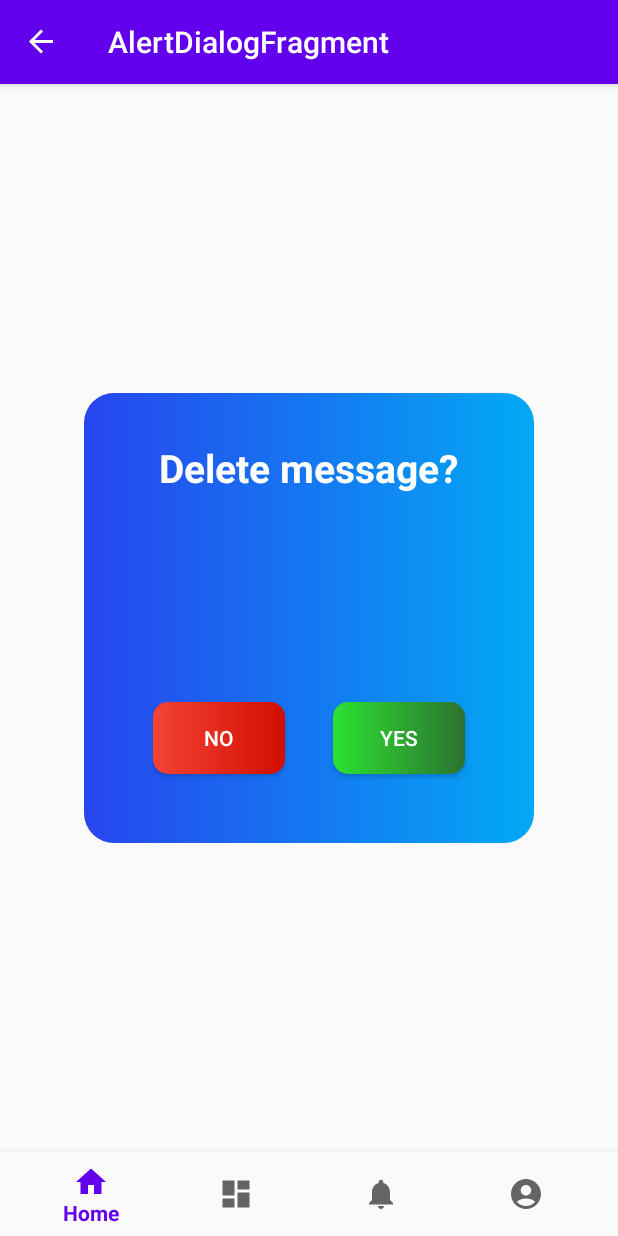
After one commit to AsanTU/TaskManager_4mon, an Android app: the AlertDialogFragment screen opened through its navigation route, on a phone screen of 412 x 824 dp. The commit adds this screen. Run offline under Robolectric (Android 15) with nearby library versions, the light colour scheme and no system bars; our stand-ins replace navigation-ui; pictures from the network do not load; 1 statement that could not run was skipped.

Commit message:
a lot changes

```diff
--- a/app/src/main/AndroidManifest.xml
+++ b/app/src/main/AndroidManifest.xml
@@ -4,6 +4,7 @@
     <uses-permission android:name="android.permission.INTERNET"/>
 
     <application
+        android:name=".App"
         android:allowBackup="true"
         android:dataExtractionRules="@xml/data_extraction_rules"
         android:fullBackupContent="@xml/backup_rules"
--- a/app/src/main/java/com/example/taskmanager_4mon/model/Task.kt
+++ b/app/src/main/java/com/example/taskmanager_4mon/model/Task.kt
@@ -1,8 +1,12 @@
 package com.example.taskmanager_4mon.model
 
+import androidx.room.Entity
+import androidx.room.PrimaryKey
 import java.io.Serializable
 
+@Entity
 data class Task(
+    @PrimaryKey(autoGenerate = true) val uid: Int? = null,
     val title: String? = null,
     val desc: String? = null,
 ) : Serializable
--- /dev/null
+++ b/app/src/main/java/com/example/taskmanager_4mon/ui/alertdialog/AlertDialogFragment.kt
@@ -0,0 +1,27 @@
+package com.example.taskmanager_4mon.ui.alertdialog
+
+import android.os.Bundle
+import androidx.fragment.app.Fragment
+import android.view.LayoutInflater
+import android.view.View
+import android.view.ViewGroup
+import com.example.taskmanager_4mon.R
+import com.example.taskmanager_4mon.databinding.FragmentAlertDiaologBinding
+
+class AlertDialogFragment : Fragment() {
+
+    private lateinit var binding: FragmentAlertDiaologBinding
+
+    override fun onCreateView(
+        inflater: LayoutInflater, container: ViewGroup?,
+        savedInstanceState: Bundle?
+    ): View? {
+        // Inflate the layout for this fragment
+        return inflater.inflate(R.layout.fragment_alert_diaolog, container, false)
+    }
+
+    override fun onViewCreated(view: View, savedInstanceState: Bundle?) {
+        super.onViewCreated(view, savedInstanceState)
+
+    }
+}
--- a/app/src/main/java/com/example/taskmanager_4mon/ui/task/TaskFragment.kt
+++ b/app/src/main/java/com/example/taskmanager_4mon/ui/task/TaskFragment.kt
@@ -10,6 +10,7 @@ import android.widget.Toast
 import androidx.core.os.bundleOf
 import androidx.fragment.app.setFragmentResult
 import androidx.navigation.fragment.findNavController
+import com.example.taskmanager_4mon.App
 import com.example.taskmanager_4mon.databinding.FragmentTaskBinding
 import com.example.taskmanager_4mon.model.Task
 
@@ -46,6 +47,7 @@ class TaskFragment : Fragment() {
             title = binding.etTitle.text.toString(),
             desc = binding.etDesc.text.toString()
         )
+        App.db.taskDao().insert(data)
         if (!isEditText(binding.etTitle)) {
             setFragmentResult(TASK_RESULT_KEY, bundleOf(TASK_KEY to data))
             findNavController().navigateUp()
--- /dev/null
+++ b/app/src/main/res/drawable/gradient_btn_dialog.xml
@@ -0,0 +1,7 @@
+<?xml version="1.0" encoding="utf-8"?>
+<shape xmlns:android="http://schemas.android.com/apk/res/android">
+<gradient android:startColor="@color/green"
+    android:endColor="@color/green2"/>
+
+    <corners android:radius="10dp"/>
+</shape>
--- /dev/null
+++ b/app/src/main/res/drawable/gradient_dialog.xml
@@ -0,0 +1,7 @@
+<?xml version="1.0" encoding="utf-8"?>
+<shape xmlns:android="http://schemas.android.com/apk/res/android">
+    <gradient
+        android:endColor="@color/perple"
+        android:startColor="@color/perple2" />
+    <corners android:radius="20dp" />
+</shape>
--- /dev/null
+++ b/app/src/main/res/drawable/gradient_no_dialog.xml
@@ -0,0 +1,7 @@
+<?xml version="1.0" encoding="utf-8"?>
+<shape xmlns:android="http://schemas.android.com/apk/res/android">
+    <gradient
+        android:endColor="@color/red2"
+        android:startColor="@color/red" />
+    <corners android:radius="10dp"/>
+</shape>
--- /dev/null
+++ b/app/src/main/res/layout/fragment_alert_diaolog.xml
@@ -0,0 +1,49 @@
+<?xml version="1.0" encoding="utf-8"?>
+<FrameLayout xmlns:android="http://schemas.android.com/apk/res/android"
+    android:layout_width="match_parent"
+    android:layout_height="match_parent"
+    xmlns:app="http://schemas.android.com/apk/res-auto">
+
+    <ImageView
+        android:id="@+id/iv_dialog"
+        android:layout_width="300dp"
+        android:layout_height="300dp"
+        android:layout_gravity="center"
+        app:layout_constraintBottom_toBottomOf="parent"
+        android:background="@drawable/gradient_dialog"/>
+
+    <TextView
+        android:layout_width="wrap_content"
+        android:layout_height="wrap_content"
+        android:id="@+id/tv_dialog"
+        android:text="Delete message?"
+        android:layout_gravity="center"
+        android:layout_marginBottom="100dp"
+        android:textColor="@color/white"
+        android:textSize="26dp"
+        android:textStyle="bold"
+        android:gravity="center"/>
+
+    <Button
+        android:layout_width="wrap_content"
+        android:layout_height="wrap_content"
+        android:id="@+id/btn_yes"
+        android:background="@drawable/gradient_btn_dialog"
+        android:layout_gravity="center"
+        android:layout_marginStart="60dp"
+        android:layout_marginTop="80dp"
+        android:text="yes"
+        android:textColor="@color/white"/>
+
+    <Button
+        android:layout_width="wrap_content"
+        android:layout_height="wrap_content"
+        android:id="@+id/btn_no"
+        android:background="@drawable/gradient_no_dialog"
+        android:layout_gravity="center"
+        android:layout_marginEnd="60dp"
+        android:layout_marginTop="80dp"
+        android:text="no"
+        android:textColor="@color/white"/>
+
+</FrameLayout>
--- a/app/src/main/res/layout/fragment_home.xml
+++ b/app/src/main/res/layout/fragment_home.xml
@@ -3,7 +3,7 @@
     xmlns:app="http://schemas.android.com/apk/res-auto"
     xmlns:tools="http://schemas.android.com/tools"
     android:layout_width="match_parent"
-    android:background="@color/black"
+    android:background="@color/white"
     android:layout_height="match_parent"
     tools:context=".ui.home.HomeFragment">
 
--- a/app/src/main/res/navigation/mobile_navigation.xml
+++ b/app/src/main/res/navigation/mobile_navigation.xml
@@ -37,4 +37,8 @@
         android:name="com.example.taskmanager_4mon.ui.profile.ProfileFragment"
         android:label="Profile"
         tools:layout="@layout/fragment_profile" />
+    <fragment
+        android:id="@+id/alertDialogFragment"
+        android:name="com.example.taskmanager_4mon.ui.alertdialog.AlertDialogFragment"
+        android:label="AlertDialogFragment" />
 </navigation>
--- a/app/src/main/res/values/colors.xml
+++ b/app/src/main/res/values/colors.xml
@@ -10,4 +10,7 @@
     <color name="red">#F44336</color>
     <color name="perple">#03A9F4</color>
     <color name="perple2">#2745EE</color>
+    <color name="green">#2CE233</color>
+    <color name="green2">#2C722F</color>
+    <color name="red2">#D10E00</color>
 </resources>
```
Also changed, not shown: app/build.gradle.kts (+7 -0 lines), app/src/main/java/com/example/taskmanager_4mon/App.kt (added, +20 -0 lines), app/src/main/java/com/example/taskmanager_4mon/data/local/db/AppDatabase.kt (added, +10 -0 lines), app/src/main/java/com/example/taskmanager_4mon/data/local/db/TaskDao.kt (added, +24 -0 lines), app/src/main/java/com/example/taskmanager_4mon/ui/home/HomeFragment.kt (+24 -7 lines), app/src/main/java/com/example/taskmanager_4mon/ui/home/adapter/TaskAdapter.kt (+13 -4 lines).
